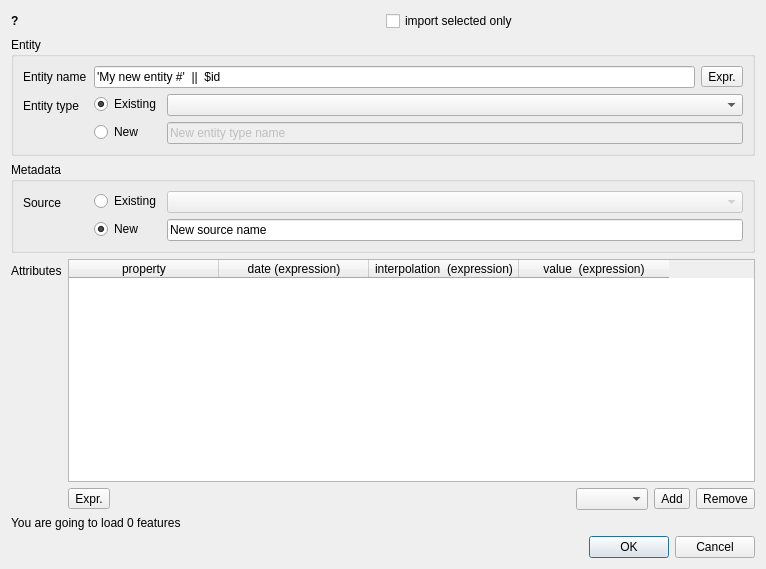
dhlab-epfl/GlobalAtlas-qgis, file ui/loaddata.ui: the form before one commit.
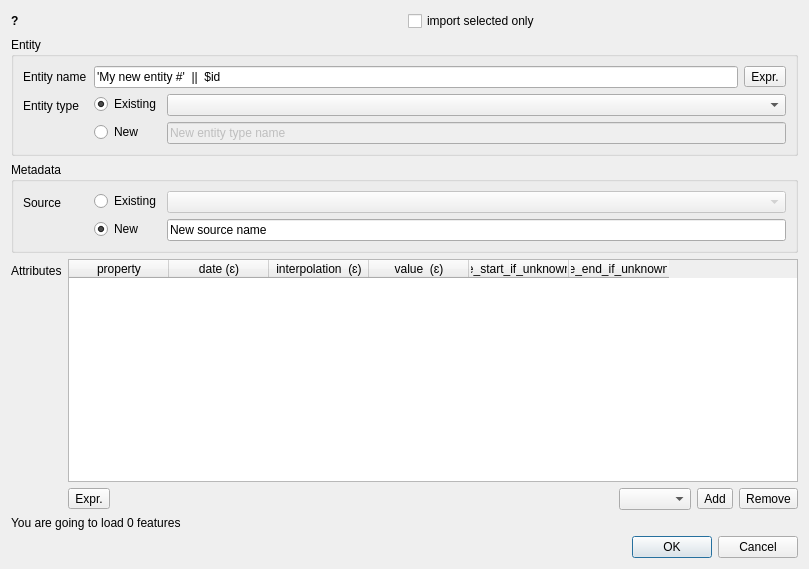
The form after the commit.

Commit message: [transition] add a transition if date is not known

```diff
--- a/ui/loaddata.ui
+++ b/ui/loaddata.ui
@@ -6,7 +6,7 @@
    <rect>
     <x>0</x>
     <y>0</y>
-    <width>766</width>
+    <width>809</width>
     <height>569</height>
    </rect>
   </property>
@@ -26,10 +26,10 @@
      <item>
       <widget class="QTableWidget" name="attributesTableWidget">
        <property name="columnCount">
-        <number>4</number>
+        <number>6</number>
        </property>
        <attribute name="horizontalHeaderDefaultSectionSize">
-        <number>150</number>
+        <number>100</number>
        </attribute>
        <column>
         <property name="text">
@@ -38,17 +38,27 @@
        </column>
        <column>
         <property name="text">
-         <string>date (expression)</string>
+         <string>date (ɛ)</string>
         </property>
        </column>
        <column>
         <property name="text">
-         <string>interpolation  (expression)</string>
+         <string>interpolation  (ɛ)</string>
         </property>
        </column>
        <column>
         <property name="text">
-         <string>value  (expression)</string>
+         <string>value  (ɛ)</string>
+        </property>
+       </column>
+       <column>
+        <property name="text">
+         <string>date_start_if_unknown (ɛ)</string>
+        </property>
+       </column>
+       <column>
+        <property name="text">
+         <string>date_end_if_unknown (ɛ)</string>
         </property>
        </column>
       </widget>
```
The commit also changes 5 other files.
